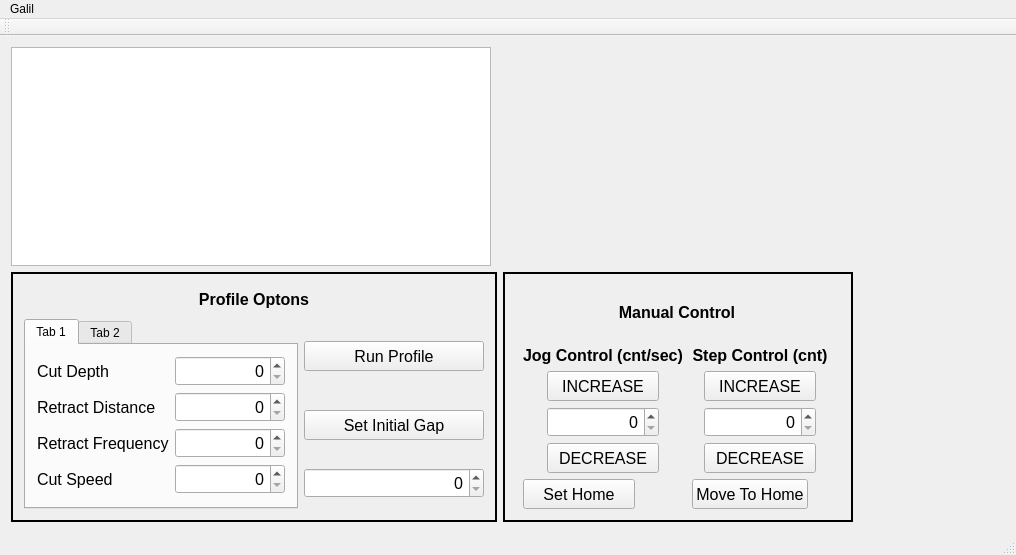
First picture: the form in src/Window_GalilMotionController/mainwindow.ui, repository dmherrington/ECM-Control-System, before the edit.
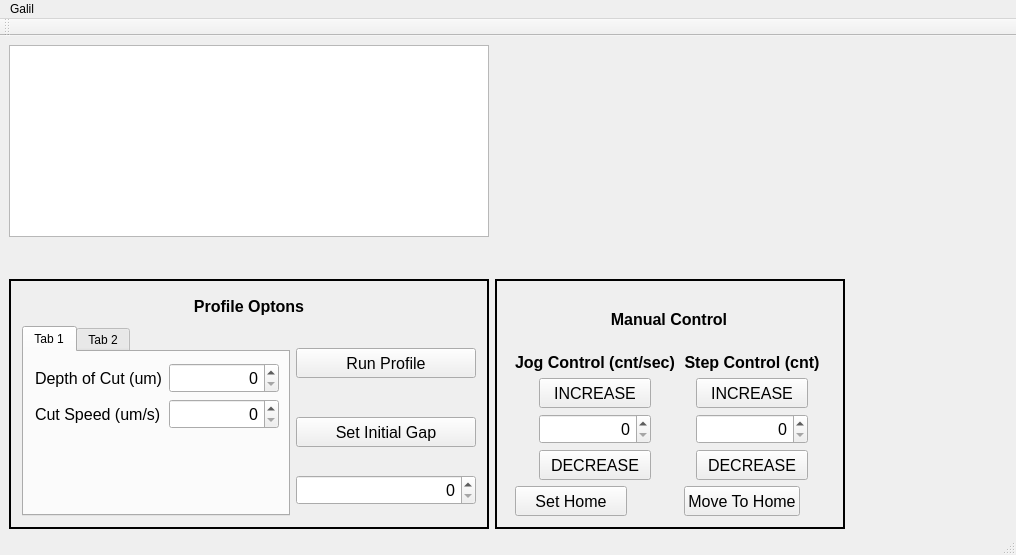
Second picture: the form after the edit. The open tabs and pages were chosen to show the change. Custom widgets are drawn as their Qt base class.

The edit to the form file:
```diff
--- a/src/Window_GalilMotionController/mainwindow.ui
+++ b/src/Window_GalilMotionController/mainwindow.ui
@@ -20,9 +20,15 @@
    <string>MainWindow</string>
   </property>
   <widget class="QWidget" name="centralWidget">
-   <layout class="QGridLayout" name="gridLayout_5">
-    <item row="0" column="0">
      <widget class="QTextEdit" name="programText">
+    <property name="geometry">
+     <rect>
+      <x>9</x>
+      <y>9</y>
+      <width>480</width>
+      <height>192</height>
+     </rect>
+    </property>
       <property name="sizePolicy">
        <sizepolicy hsizetype="Fixed" vsizetype="Expanding">
         <horstretch>0</horstretch>
@@ -36,12 +42,25 @@
        </size>
       </property>
      </widget>
-    </item>
-    <item row="0" column="1" colspan="2">
-     <widget class="graphing::PlotHandler" name="graphingWidget" native="true"/>
-    </item>
-    <item row="1" column="0">
+   <widget class="graphing::PlotHandler" name="graphingWidget" native="true">
+    <property name="geometry">
+     <rect>
+      <x>495</x>
+      <y>9</y>
+      <width>512</width>
+      <height>228</height>
+     </rect>
+    </property>
+   </widget>
      <widget class="QFrame" name="frame_ProfileOptions">
+    <property name="geometry">
+     <rect>
+      <x>9</x>
+      <y>243</y>
+      <width>480</width>
+      <height>250</height>
+     </rect>
+    </property>
       <property name="sizePolicy">
        <sizepolicy hsizetype="Fixed" vsizetype="Preferred">
         <horstretch>0</horstretch>
@@ -92,10 +111,76 @@
          </widget>
         </widget>
        </item>
+     <item row="1" column="1">
+      <widget class="QPushButton" name="pushButton_RunProfile">
+       <property name="sizePolicy">
+        <sizepolicy hsizetype="Fixed" vsizetype="Fixed">
+         <horstretch>0</horstretch>
+         <verstretch>0</verstretch>
+        </sizepolicy>
+       </property>
+       <property name="minimumSize">
+        <size>
+         <width>180</width>
+         <height>30</height>
+        </size>
+       </property>
+       <property name="font">
+        <font>
+         <pointsize>12</pointsize>
+        </font>
+       </property>
+       <property name="text">
+        <string>Run Profile</string>
+       </property>
+      </widget>
+     </item>
+     <item row="2" column="1">
+      <widget class="QPushButton" name="pushButton_SetInitialGap">
+       <property name="sizePolicy">
+        <sizepolicy hsizetype="Fixed" vsizetype="Fixed">
+         <horstretch>0</horstretch>
+         <verstretch>0</verstretch>
+        </sizepolicy>
+       </property>
+       <property name="minimumSize">
+        <size>
+         <width>180</width>
+         <height>30</height>
+        </size>
+       </property>
+       <property name="font">
+        <font>
+         <pointsize>12</pointsize>
+        </font>
+       </property>
+       <property name="text">
+        <string>Set Initial Gap</string>
+       </property>
+      </widget>
+     </item>
+     <item row="3" column="1">
+      <widget class="QSpinBox" name="spinBox_Jog_6">
+       <property name="minimumSize">
+        <size>
+         <width>180</width>
+         <height>30</height>
+        </size>
+       </property>
+       <property name="font">
+        <font>
+         <pointsize>12</pointsize>
+        </font>
+       </property>
+       <property name="alignment">
+        <set>Qt::AlignRight|Qt::AlignTrailing|Qt::AlignVCenter</set>
+       </property>
+      </widget>
+     </item>
        <item row="1" column="0" rowspan="3">
         <widget class="QTabWidget" name="tabWidget">
          <property name="currentIndex">
-          <number>0</number>
+        <number>1</number>
          </property>
          <widget class="QWidget" name="tab">
           <attribute name="title">
@@ -103,6 +188,104 @@
           </attribute>
           <layout class="QGridLayout" name="gridLayout_2">
            <item row="0" column="0">
+          <layout class="QFormLayout" name="formLayout_7">
+           <property name="sizeConstraint">
+            <enum>QLayout::SetFixedSize</enum>
+           </property>
+           <item row="0" column="0">
+            <widget class="QLabel" name="label_5">
+             <property name="minimumSize">
+              <size>
+               <width>120</width>
+               <height>0</height>
+              </size>
+             </property>
+             <property name="font">
+              <font>
+               <pointsize>12</pointsize>
+              </font>
+             </property>
+             <property name="text">
+              <string>Depth of Cut (um)</string>
+             </property>
+            </widget>
+           </item>
+           <item row="0" column="1">
+            <widget class="QSpinBox" name="spinBox_CutDepth_2">
+             <property name="sizePolicy">
+              <sizepolicy hsizetype="Fixed" vsizetype="Fixed">
+               <horstretch>0</horstretch>
+               <verstretch>0</verstretch>
+              </sizepolicy>
+             </property>
+             <property name="minimumSize">
+              <size>
+               <width>110</width>
+               <height>30</height>
+              </size>
+             </property>
+             <property name="font">
+              <font>
+               <pointsize>12</pointsize>
+              </font>
+             </property>
+             <property name="alignment">
+              <set>Qt::AlignRight|Qt::AlignTrailing|Qt::AlignVCenter</set>
+             </property>
+            </widget>
+           </item>
+           <item row="1" column="0">
+            <widget class="QLabel" name="label_6">
+             <property name="minimumSize">
+              <size>
+               <width>120</width>
+               <height>0</height>
+              </size>
+             </property>
+             <property name="font">
+              <font>
+               <pointsize>12</pointsize>
+              </font>
+             </property>
+             <property name="text">
+              <string>Cut Speed (um/s)</string>
+             </property>
+            </widget>
+           </item>
+           <item row="1" column="1">
+            <widget class="QSpinBox" name="spinBox_RetractDistance_2">
+             <property name="sizePolicy">
+              <sizepolicy hsizetype="Fixed" vsizetype="Fixed">
+               <horstretch>0</horstretch>
+               <verstretch>0</verstretch>
+              </sizepolicy>
+             </property>
+             <property name="minimumSize">
+              <size>
+               <width>110</width>
+               <height>30</height>
+              </size>
+             </property>
+             <property name="font">
+              <font>
+               <pointsize>12</pointsize>
+              </font>
+             </property>
+             <property name="alignment">
+              <set>Qt::AlignRight|Qt::AlignTrailing|Qt::AlignVCenter</set>
+             </property>
+            </widget>
+           </item>
+          </layout>
+         </item>
+        </layout>
+       </widget>
+       <widget class="QWidget" name="tab_2">
+        <attribute name="title">
+         <string>Tab 2</string>
+        </attribute>
+        <layout class="QGridLayout" name="gridLayout_6">
+         <item row="0" column="0">
             <layout class="QFormLayout" name="formLayout_6">
              <property name="sizeConstraint">
               <enum>QLayout::SetFixedSize</enum>
@@ -121,7 +304,7 @@
                 </font>
                </property>
                <property name="text">
-                <string>Cut Depth</string>
+              <string>Retract Distance (um)</string>
                </property>
               </widget>
              </item>
@@ -135,7 +318,7 @@
                </property>
                <property name="minimumSize">
                 <size>
-                 <width>110</width>
+               <width>80</width>
                  <height>30</height>
                 </size>
                </property>
@@ -163,7 +346,7 @@
                 </font>
                </property>
                <property name="text">
-                <string>Retract Distance</string>
+              <string>Retract Frequency (ms)</string>
                </property>
               </widget>
              </item>
@@ -177,7 +360,7 @@
                </property>
                <property name="minimumSize">
                 <size>
-                 <width>110</width>
+               <width>80</width>
                  <height>30</height>
                 </size>
                </property>
@@ -205,7 +388,7 @@
                 </font>
                </property>
                <property name="text">
-                <string>Retract Frequency</string>
+              <string>Pause (ms)</string>
                </property>
               </widget>
              </item>
@@ -219,7 +402,7 @@
                </property>
                <property name="minimumSize">
                 <size>
-                 <width>110</width>
+               <width>80</width>
                  <height>30</height>
                 </size>
                </property>
@@ -247,7 +430,7 @@
                 </font>
                </property>
                <property name="text">
-                <string>Cut Speed</string>
+              <string>Step Size (um)</string>
                </property>
               </widget>
              </item>
@@ -261,7 +444,7 @@
                </property>
                <property name="minimumSize">
                 <size>
-                 <width>110</width>
+               <width>80</width>
                  <height>30</height>
                 </size>
                </property>
@@ -279,84 +462,24 @@
            </item>
           </layout>
          </widget>
-         <widget class="QWidget" name="tab_2">
-          <attribute name="title">
-           <string>Tab 2</string>
-          </attribute>
-         </widget>
-        </widget>
-       </item>
-       <item row="1" column="1">
-        <widget class="QPushButton" name="pushButton_RunProfile">
-         <property name="sizePolicy">
-          <sizepolicy hsizetype="Fixed" vsizetype="Fixed">
-           <horstretch>0</horstretch>
-           <verstretch>0</verstretch>
-          </sizepolicy>
-         </property>
-         <property name="minimumSize">
-          <size>
-           <width>180</width>
-           <height>30</height>
-          </size>
-         </property>
-         <property name="font">
-          <font>
-           <pointsize>12</pointsize>
-          </font>
-         </property>
-         <property name="text">
-          <string>Run Profile</string>
-         </property>
-        </widget>
-       </item>
-       <item row="2" column="1">
-        <widget class="QPushButton" name="pushButton_SetInitialGap">
-         <property name="sizePolicy">
-          <sizepolicy hsizetype="Fixed" vsizetype="Fixed">
-           <horstretch>0</horstretch>
-           <verstretch>0</verstretch>
-          </sizepolicy>
-         </property>
-         <property name="minimumSize">
-          <size>
-           <width>180</width>
-           <height>30</height>
-          </size>
-         </property>
-         <property name="font">
-          <font>
-           <pointsize>12</pointsize>
-          </font>
-         </property>
-         <property name="text">
-          <string>Set Initial Gap</string>
-         </property>
-        </widget>
-       </item>
-       <item row="3" column="1">
-        <widget class="QSpinBox" name="spinBox_Jog_6">
-         <property name="minimumSize">
-          <size>
-           <width>180</width>
-           <height>30</height>
-          </size>
-         </property>
-         <property name="font">
-          <font>
-           <pointsize>12</pointsize>
-          </font>
-         </property>
-         <property name="alignment">
-          <set>Qt::AlignRight|Qt::AlignTrailing|Qt::AlignVCenter</set>
-         </property>
-        </widget>
-       </item>
-      </layout>
-     </widget>
-    </item>
-    <item row="1" column="1">
+      </widget>
+     </item>
+    </layout>
+    <zorder>tabWidget</zorder>
+    <zorder>splitter_2</zorder>
+    <zorder>pushButton_RunProfile</zorder>
+    <zorder>pushButton_SetInitialGap</zorder>
+    <zorder>spinBox_Jog_6</zorder>
+   </widget>
      <widget class="QFrame" name="frame_MaunalControl">
+    <property name="geometry">
+     <rect>
+      <x>495</x>
+      <y>243</y>
+      <width>350</width>
+      <height>250</height>
+     </rect>
+    </property>
       <property name="sizePolicy">
        <sizepolicy hsizetype="Fixed" vsizetype="Fixed">
         <horstretch>0</horstretch>
@@ -719,21 +842,6 @@
        </item>
       </layout>
      </widget>
-    </item>
-    <item row="1" column="2">
-     <spacer name="horizontalSpacer">
-      <property name="orientation">
-       <enum>Qt::Horizontal</enum>
-      </property>
-      <property name="sizeHint" stdset="0">
-       <size>
-        <width>0</width>
-        <height>20</height>
-       </size>
-      </property>
-     </spacer>
-    </item>
-   </layout>
   </widget>
   <widget class="QMenuBar" name="menuBar">
    <property name="geometry">
@@ -741,7 +849,7 @@
      <x>0</x>
      <y>0</y>
      <width>1016</width>
-     <height>22</height>
+     <height>21</height>
     </rect>
    </property>
    <widget class="QMenu" name="menuGalil">
```
Lines whose indentation alone changed are shown as unchanged.
